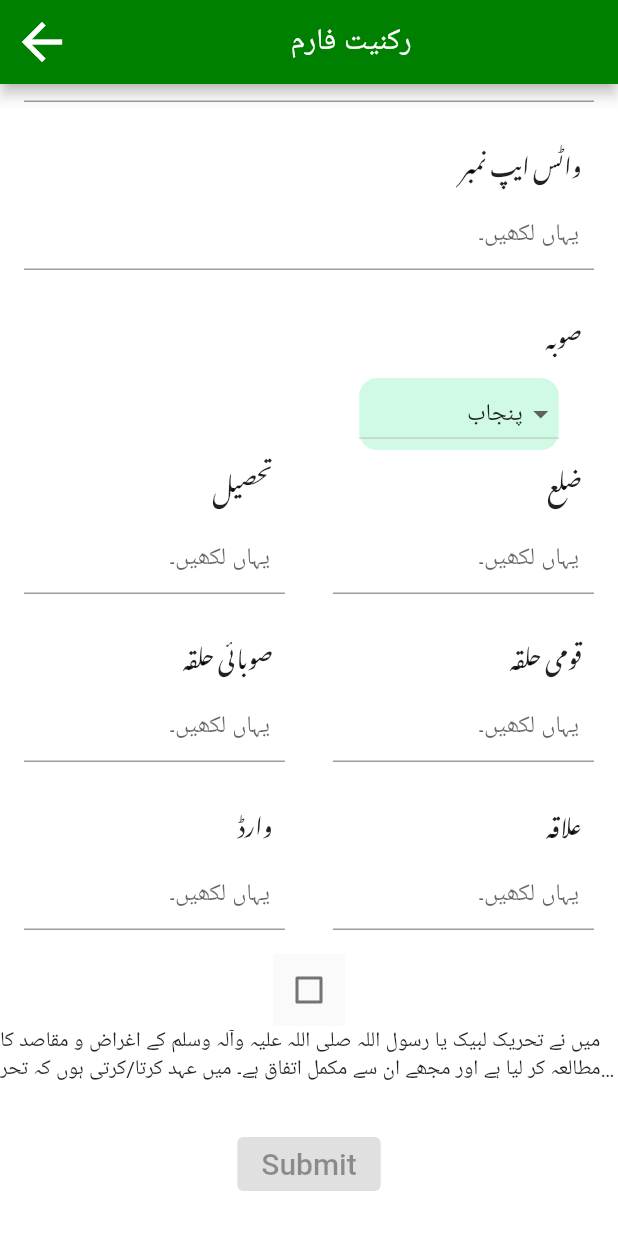
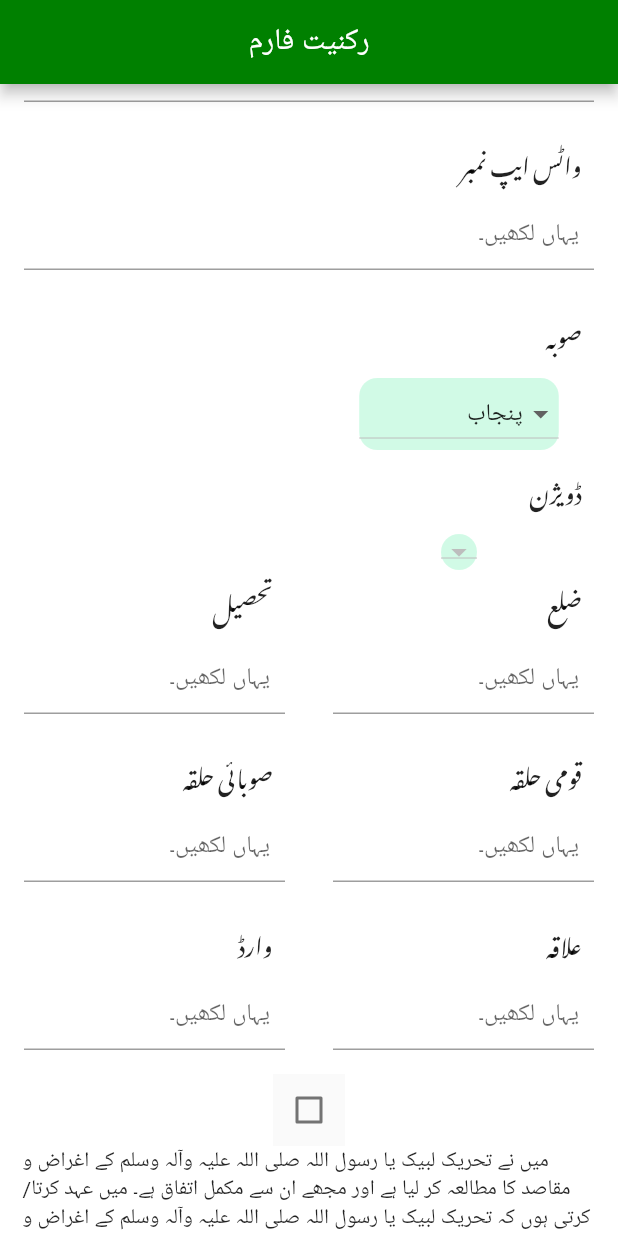
Before and after one commit to usamamalik3/voter_record, a Flutter app: the PartyForm screen opened directly, scrolled down 700 dp, on a phone screen of 412 x 824 dp. Run offline on Flutter 3.47's test engine with Material 2 defaults, Android fonts, the phone set to English and light mode, and no system bars; our stand-ins replace cloud_firestore, firebase_auth, firebase_core, flutter_bloc, form_field_validator, mask_text_input_formatter; accounts and stored records are empty.

Commit message:
Drop down by malik

```diff
--- a/lib/configs/routes.dart
+++ b/lib/configs/routes.dart
@@ -1,24 +1,34 @@
-import 'dart:js';
 
-import 'package:flutter/cupertino.dart';
 import 'package:flutter/material.dart';
 import 'package:voterrecord/screens/Dashboard.dart';
+import 'package:voterrecord/screens/add_data.dart';
 import 'package:voterrecord/screens/partyfrom.dart';
+import 'package:voterrecord/screens/voterscreen.dart';
+import 'package:voterrecord/screens/votersearch.dart';
 
 class Routes {
   static const String dashboard = '/dashboard';
-  static const String registeration = '/register';
+  static const String partyfrom = '/partyform';
+  static const String voter = '/voter';
+  static const String voterrecord = '/voterrecord';
+  static const String votersearch = '/votersearch';
 
   Route<dynamic> generateRoute(RouteSettings routeSettings) {
     switch (routeSettings.name) {
       case dashboard:
-        return MaterialPageRoute<DashBoard>(builder: (context) => DashBoard());
-      case registeration:
+        return MaterialPageRoute<DashBoard>(builder: (context) => const DashBoard());
+      case partyfrom:
         return MaterialPageRoute<PartyForm>(builder: (context) => const PartyForm());
+      case voter:
+        return MaterialPageRoute<VoterScreen>(builder: (context) => const VoterScreen());
+      case voterrecord:
+        return MaterialPageRoute<AddVoterData>(builder: (context) => const AddVoterData());
+      case votersearch:
+        return MaterialPageRoute<VoterSearch>(builder: (context) => const VoterSearch());
 
 
       default:
-        return MaterialPageRoute<DashBoard>(builder: (context) => DashBoard());
+        return MaterialPageRoute<DashBoard>(builder: (context) => const DashBoard());
     }
   }
 }
--- a/lib/screens/partyfrom.dart
+++ b/lib/screens/partyfrom.dart
@@ -1,5 +1,7 @@
+import 'package:cloud_firestore/cloud_firestore.dart';
 import 'package:flutter/material.dart';
 import 'package:form_field_validator/form_field_validator.dart';
+
 import 'package:voterrecord/global/widgets/textfield.dart';
 import 'package:voterrecord/models/database_service.dart';
 import 'package:voterrecord/models/voter.dart';
@@ -25,6 +27,22 @@ class _PartyFormState extends State<PartyForm> {
  bool agree = false;
   final _formKey = GlobalKey<FormState>();
 String dropdownvalue = 'پنجاب';
+String divsionvalue = 'ڈویژن';
+List<dynamic> divisons = [];
+ getdata(distric) async{
+   await FirebaseFirestore.instance
+    .collection("Divsion")
+    .doc(distric)
+    .get()
+    .then((value) {
+      setState(() {
+         divisons = value.data()!["ڈویژن"];
+      });
+
+
+    });
+
+  }
     var items = [
       'پنجاب',
       'سندھ',
@@ -33,6 +51,7 @@ String dropdownvalue = 'پنجاب';
       'گلگت بلتستان',
       'آزاد جموں و کشمیر',
     ];
+
   @override
   Widget build(BuildContext context) {
 
@@ -187,12 +206,57 @@ String dropdownvalue = 'پنجاب';
                   }).toList(),
                   onChanged: (String? newValue) {
                     setState(() {
+                      getdata(newValue);
                       dropdownvalue = newValue!;
                     });
                   },
                 ),
               ),
-            ),Row(
+            ),
+             const ListTile(
+              title: Padding(
+                padding: EdgeInsets.only(right: 8, bottom: 4),
+                child: Align(
+                    alignment: Alignment.topRight,
+                    child: Text(
+                      "ڈویژن",
+                      style: TextStyle(fontFamily: "NotoNastaliqUrdu"),
+                    )),
+              ),
+            ),
+
+
+          //TODO is ko check krna is mai baqi sb thek hy lakin jab division select kr k dobara
+          // province change krty hain tu item is null error ata hy baqi voice pe bta don ga
+            Padding(
+              padding: const EdgeInsets.only(left: 200),
+              child: DecoratedBox(
+                decoration: BoxDecoration(
+                  color: Colors.greenAccent
+                      .withOpacity(.3), //background color of dropdown button
+
+                  borderRadius: BorderRadius.circular(
+                      12), //border raiuds of dropdown button
+                ),
+                child: DropdownButton(
+                  alignment: AlignmentDirectional.bottomEnd,
+
+                  value: divsionvalue,
+                  items: divisons.map((e) {
+                    return DropdownMenuItem(
+                      value: e,
+                      child: Text(e.toString()),
+                  );
+                  }).toList(),
+                  onChanged: (newValue) {
+                    setState(() {
+                      divsionvalue = newValue.toString();
+                    });
+                  },
+                ),
+              ),
+            ),
+            Row(
               mainAxisAlignment: MainAxisAlignment.end,
               children: [
                 SizedBox(
@@ -270,12 +334,15 @@ String dropdownvalue = 'پنجاب';
                 },
               ),
             ),
-            const Text(
+            const Padding(
+              padding:  EdgeInsets.symmetric(horizontal: 15),
+              child:  Text(
 
          'میں نے تحریک لبیک یا رسول اللہ صلی اللہ علیہ وآلہ وسلم کے اغراض و مقاصد کا مطالعہ کر لیا ہے اور مجھے ان سے مکمل اتفاق ہے۔ میں عہد کرتا/کرتی ہوں کہ تحریک لبیک یا رسول اللہ صلی اللہ علیہ وآلہ وسلم کے اغراض و مقاصد اور منشور(اسلام، پاکستان اور عوام)کی کامیابی کے لئے دل و جان سے کوشش کروں گا/گی اور ان اغراض و مقاصد کے خلاف سرگرمیوں سے مکمل اجتناب کروں گا/گی۔',
-         maxLines: 2,
+         maxLines: 7,
 
-              overflow: TextOverflow.ellipsis,
+                overflow: TextOverflow.ellipsis,
+              ),
             ),
             Padding(
               padding:
```
Also changed, not shown: lib/main.dart (+7 -4 lines), lib/screens/Dashboard.dart (+3 -6 lines), lib/screens/add_data.dart (+4 -4 lines), lib/screens/temp.dart (+6 -15 lines), lib/screens/voterscreen.dart (added, +94 -0 lines), lib/utils/dashboard_item_list.dart (+6 -2 lines), pubspec.lock.
